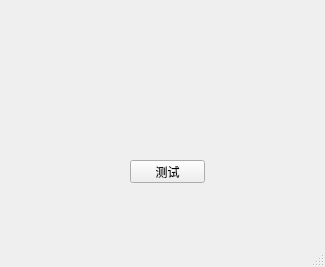
Old version of the form mainwindow.ui in the repository iwxyi/Qt-JellyButtonBox.
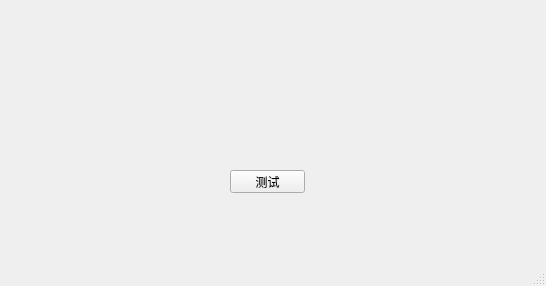
New version of the form.

Commit message: 分离前景背景；添加白色背景消失动画

What changed in the file:
```diff
--- a/mainwindow.ui
+++ b/mainwindow.ui
@@ -6,8 +6,8 @@
    <rect>
     <x>0</x>
     <y>0</y>
-    <width>325</width>
-    <height>267</height>
+    <width>546</width>
+    <height>286</height>
    </rect>
   </property>
   <property name="windowTitle">
@@ -17,8 +17,8 @@
    <widget class="QPushButton" name="pushButton">
     <property name="geometry">
      <rect>
-      <x>130</x>
-      <y>160</y>
+      <x>230</x>
+      <y>170</y>
       <width>75</width>
       <height>23</height>
      </rect>
```
Left out of the diff: 2 changed lines with no effect on the pictures. The commit also changes 2 other files.
